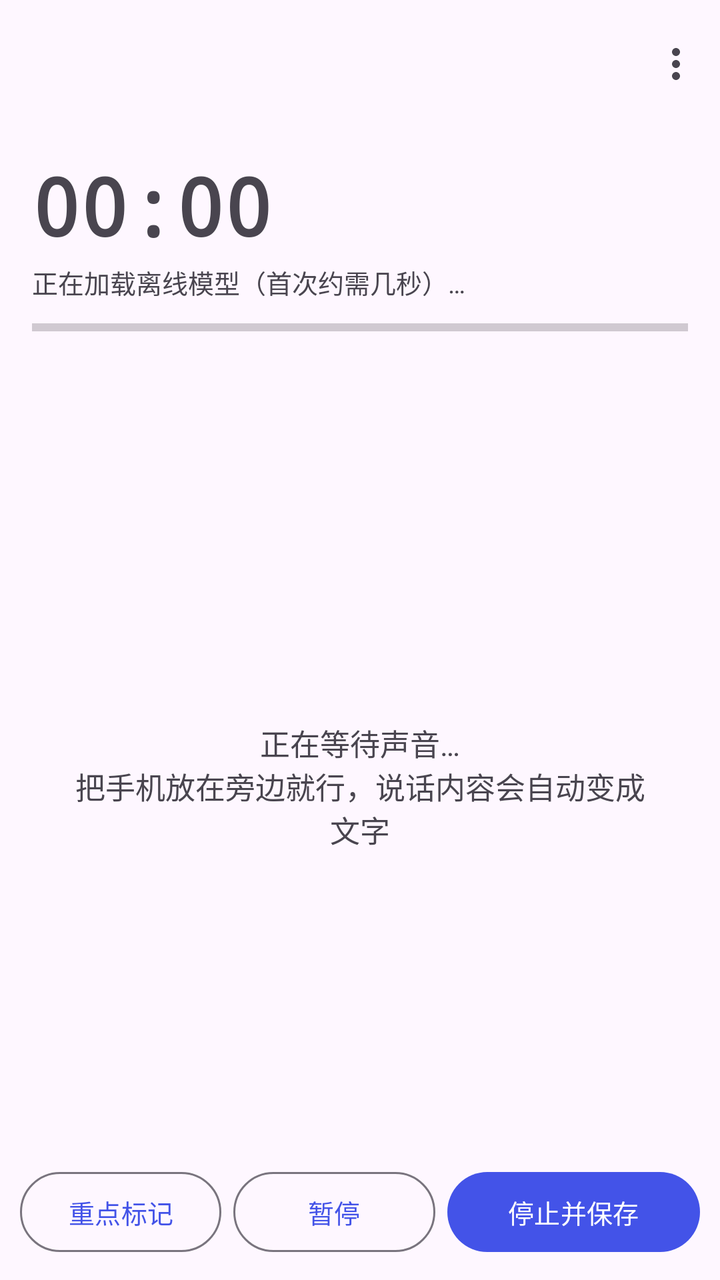
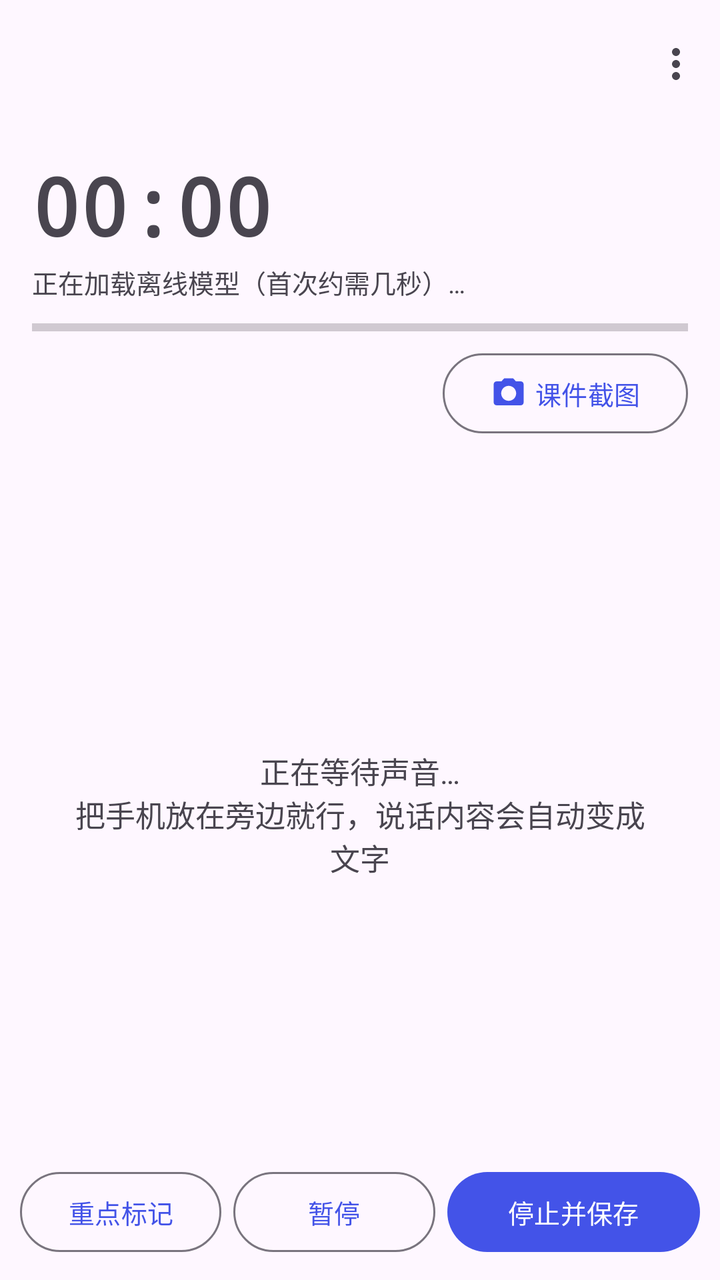

Screens rendered from an Android XML layout before and after an edit, with the pre-edit source and the edit as a unified diff.
<!-- AndroidManifest.xml: application theme Theme.LectureNotes -->
<!-- res/layout/activity_live.xml -->
<?xml version="1.0" encoding="utf-8"?>
<LinearLayout xmlns:android="http://schemas.android.com/apk/res/android"
    xmlns:app="http://schemas.android.com/apk/res-auto"
    android:layout_width="match_parent"
    android:layout_height="match_parent"
    android:orientation="vertical">

    <com.google.android.material.appbar.MaterialToolbar
        android:id="@+id/toolbar"
        android:layout_width="match_parent"
        android:layout_height="?attr/actionBarSize"
        android:title="@string/live_title"
        app:menu="@menu/live"             app:navigationIconTint="?attr/colorOnSurface"/>

    <LinearLayout
        android:layout_width="match_parent"
        android:layout_height="wrap_content"
        android:orientation="vertical"
        android:paddingHorizontal="16dp"
        android:paddingVertical="12dp">

        <TextView
            android:id="@+id/timer"
            android:layout_width="wrap_content"
            android:layout_height="wrap_content"
            android:fontFamily="monospace"
            android:text="00:00"
            android:textSize="40sp"
            android:textStyle="bold" />

        <TextView
            android:id="@+id/status"
            android:layout_width="match_parent"
            android:layout_height="wrap_content"
            android:layout_marginTop="2dp"
            android:text="@string/live_preparing"
            android:textSize="13sp" />

        <ProgressBar
            android:id="@+id/level"
            style="?android:attr/progressBarStyleHorizontal"
            android:layout_width="match_parent"
            android:layout_height="6dp"
            android:layout_marginTop="10dp"
            android:max="100" />

        <TextView
            android:id="@+id/count"
            android:layout_width="match_parent"
            android:layout_height="wrap_content"
            android:layout_marginTop="8dp"
            android:alpha="0.7"
            android:textSize="13sp" />
    </LinearLayout>

    <FrameLayout
        android:layout_width="match_parent"
        android:layout_height="0dp"
        android:layout_weight="1">

        <androidx.recyclerview.widget.RecyclerView
            android:id="@+id/lines"
            android:layout_width="match_parent"
            android:layout_height="match_parent"
            android:clipToPadding="false"
            android:paddingBottom="12dp" />

        <TextView
            android:id="@+id/hint"
            android:layout_width="match_parent"
            android:layout_height="match_parent"
            android:gravity="center"
            android:padding="36dp"
            android:text="@string/live_hint"
            android:textSize="15sp" />
    </FrameLayout>

    <LinearLayout
        android:layout_width="match_parent"
        android:layout_height="wrap_content"
        android:orientation="horizontal"
        android:paddingHorizontal="10dp"
        android:paddingBottom="10dp">

        <com.google.android.material.button.MaterialButton
            android:id="@+id/btnStar"
            style="?attr/materialButtonOutlinedStyle"
            android:layout_width="0dp"
            android:layout_height="wrap_content"
            android:layout_weight="1"
            android:minWidth="0dp"
            android:text="@string/live_mark"
            android:textSize="13sp" />

        <com.google.android.material.button.MaterialButton
            android:id="@+id/btnPause"
            style="?attr/materialButtonOutlinedStyle"
            android:layout_width="0dp"
            android:layout_height="wrap_content"
            android:layout_marginStart="6dp"
            android:layout_weight="1"
            android:minWidth="0dp"
            android:text="@string/live_pause"
            android:textSize="13sp" />

        <com.google.android.material.button.MaterialButton
            android:id="@+id/btnStop"
            android:layout_width="0dp"
            android:layout_height="wrap_content"
            android:layout_marginStart="6dp"
            android:layout_weight="1.25"
            android:minWidth="0dp"
            android:text="@string/live_stop"
            android:textSize="13sp" />
    </LinearLayout>
</LinearLayout>
<!-- resources referenced by this layout -->
<resources>
  <string name="live_hint">正在等待声音…\n把手机放在旁边就行，说话内容会自动变成文字</string>
  <string name="live_mark">重点标记</string>
  <string name="live_pause">暂停</string>
  <string name="live_preparing">正在加载离线模型（首次约需几秒）…</string>
  <string name="live_stop">停止并保存</string>
  <string name="live_title">实时记录</string>
  <style name="Theme.LectureNotes" parent="Theme.Material3.DayNight.NoActionBar">
          <item name="colorPrimary">@color/brand</item>
          <item name="colorOnPrimary">@color/on_brand</item>
          <item name="colorPrimaryContainer">@color/brand</item>
          <item name="colorOnPrimaryContainer">@color/on_brand</item>
          <item name="android:statusBarColor" tools:targetApi="l">?attr/colorSurface</item>
          <item name="android:navigationBarColor" tools:targetApi="l">?attr/colorSurface</item>
      </style>
  <color name="brand">#4353E8</color>
  <color name="on_brand">#FFFFFF</color>
</resources>

<!-- the commit's change to res/layout/activity_live.xml (unified diff, before → after) -->
@@ -10,7 +10,8 @@
         android:layout_width="match_parent"
         android:layout_height="?attr/actionBarSize"
         android:title="@string/live_title"
-        app:menu="@menu/live"             app:navigationIconTint="?attr/colorOnSurface"/>
+        app:menu="@menu/live"
+        app:navigationIconTint="?attr/colorOnSurface" />
 
     <LinearLayout
         android:layout_width="match_parent"
@@ -44,13 +45,31 @@
             android:layout_marginTop="10dp"
             android:max="100" />
 
-        <TextView
-            android:id="@+id/count"
+        <LinearLayout
             android:layout_width="match_parent"
             android:layout_height="wrap_content"
-            android:layout_marginTop="8dp"
-            android:alpha="0.7"
-            android:textSize="13sp" />
+            android:layout_marginTop="6dp"
+            android:gravity="center_vertical"
+            android:orientation="horizontal">
+
+            <TextView
+                android:id="@+id/count"
+                android:layout_width="0dp"
+                android:layout_height="wrap_content"
+                android:layout_weight="1"
+                android:alpha="0.7"
+                android:textSize="13sp" />
+
+            <com.google.android.material.button.MaterialButton
+                android:id="@+id/btnShot"
+                style="?attr/materialButtonOutlinedStyle"
+                android:layout_width="wrap_content"
+                android:layout_height="wrap_content"
+                android:minWidth="0dp"
+                android:text="@string/live_shot"
+                android:textSize="13sp"
+                app:icon="@drawable/ic_shot" />
+        </LinearLayout>
     </LinearLayout>
 
     <FrameLayout
<!-- resource entries referenced after the edit -->
@@ -1,9 +1,20 @@
 <!-- resources referenced by this layout -->
 <resources>
+  <!-- drawable ic_shot (drawable) -->
+  <vector xmlns:android="http://schemas.android.com/apk/res/android"
+      android:width="24dp"
+      android:height="24dp"
+      android:viewportWidth="24"
+      android:viewportHeight="24">
+      <path
+          android:fillColor="#FFFFFF"
+          android:pathData="M9,2L7.17,4H4C2.9,4 2,4.9 2,6v12c0,1.1 0.9,2 2,2h16c1.1,0 2,-0.9 2,-2V6c0,-1.1 -0.9,-2 -2,-2h-3.17L15,2H9zM12,17c-2.76,0 -5,-2.24 -5,-5s2.24,-5 5,-5 5,2.24 5,5 -2.24,5 -5,5z" />
+  </vector>
   <string name="live_hint">正在等待声音…\n把手机放在旁边就行，说话内容会自动变成文字</string>
   <string name="live_mark">重点标记</string>
   <string name="live_pause">暂停</string>
   <string name="live_preparing">正在加载离线模型（首次约需几秒）…</string>
+  <string name="live_shot">课件截图</string>
   <string name="live_stop">停止并保存</string>
   <string name="live_title">实时记录</string>
   <style name="Theme.LectureNotes" parent="Theme.Material3.DayNight.NoActionBar">
